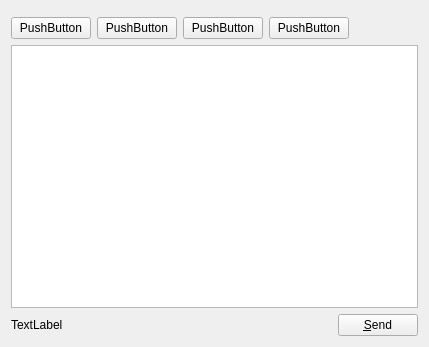
The window that lib/chatwindow.ui (KDE/ktp-text-ui) describes before a commit, drawn with Qt 5.
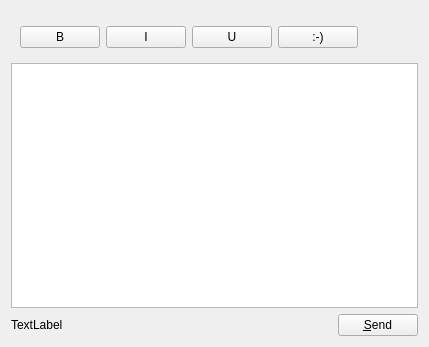
The same window after the commit. Custom widgets are drawn as their Qt base class.

Commit message: Make sure format toolbar never takes focus, layed out into a widget for easy showing/hiding.

The edit to the form file:
```diff
--- a/lib/chatwindow.ui
+++ b/lib/chatwindow.ui
@@ -18,11 +18,12 @@
     <widget class="AdiumThemeView" name="chatArea" native="true"/>
    </item>
    <item>
-    <layout class="QHBoxLayout" name="formatToolbar">
+    <widget class="QWidget" name="formatToolbar" native="true">
+     <layout class="QHBoxLayout" name="horizontalLayout_2">
      <item>
       <widget class="QPushButton" name="formatBold">
        <property name="text">
-        <string>PushButton</string>
+         <string notr="true">B</string>
        </property>
        <property name="checkable">
         <bool>true</bool>
@@ -32,7 +33,7 @@
      <item>
       <widget class="QPushButton" name="formatItalic">
        <property name="text">
-        <string>PushButton</string>
+         <string notr="true">I</string>
        </property>
        <property name="checkable">
         <bool>true</bool>
@@ -42,7 +43,7 @@
      <item>
       <widget class="QPushButton" name="formatUnderline">
        <property name="text">
-        <string>PushButton</string>
+         <string notr="true">U</string>
        </property>
        <property name="checkable">
         <bool>true</bool>
@@ -52,7 +53,7 @@
      <item>
       <widget class="QPushButton" name="insertEmoticon">
        <property name="text">
-        <string>PushButton</string>
+         <string notr="true">:-)</string>
        </property>
       </widget>
      </item>
@@ -70,6 +71,7 @@
       </spacer>
      </item>
     </layout>
+    </widget>
    </item>
    <item>
     <widget class="ChatTextEdit" name="sendMessageBox"/>
```
Left out of the diff: 12 changed lines with no effect on the pictures. Lines whose indentation alone changed are shown as unchanged.
